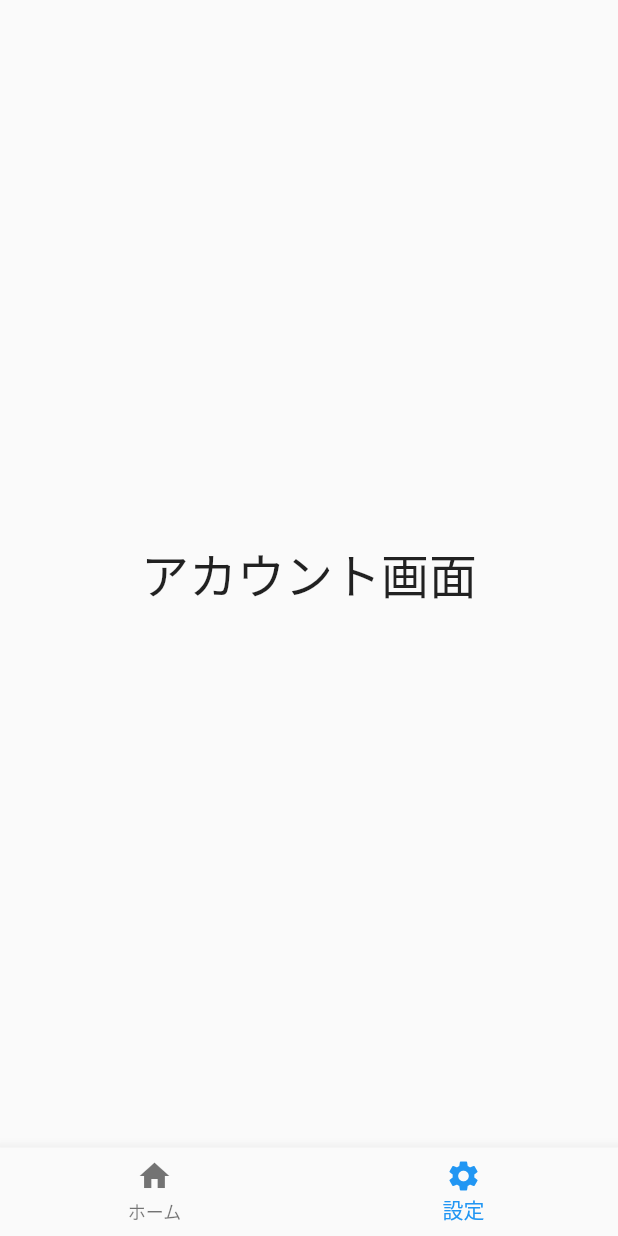
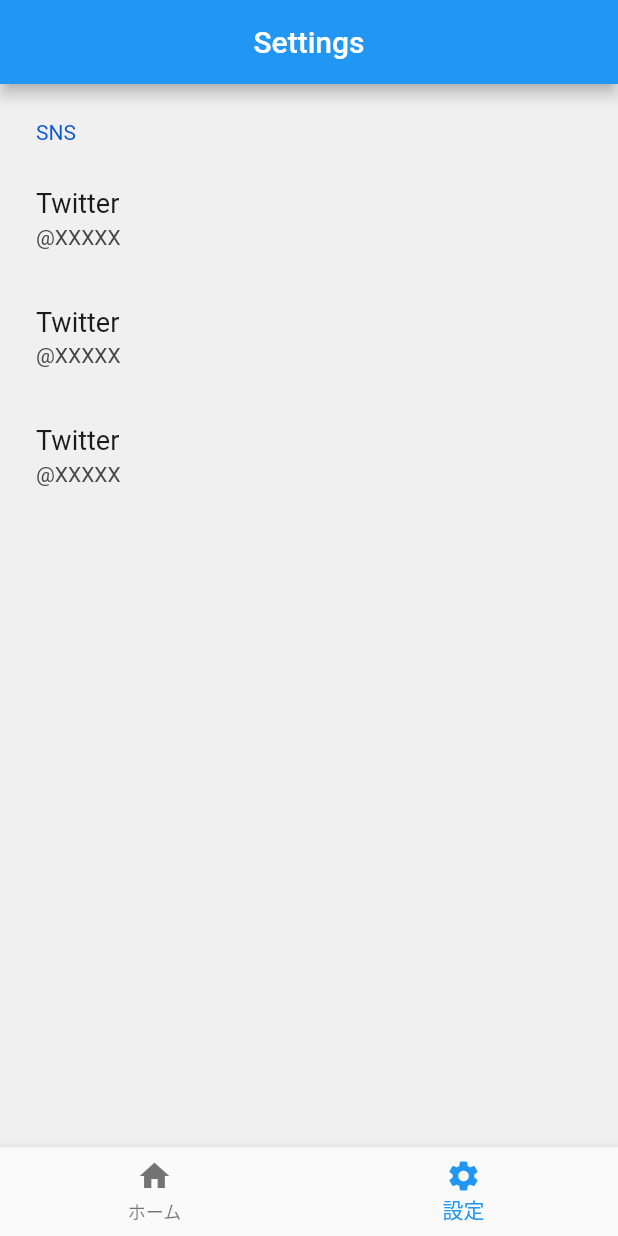
Before and after one commit to Moapp-KimuraYuta/j_button, a Flutter app: the screen it shows after launch, item 2 of the bottom bar chosen, on a phone screen of 412 x 824 dp. Run offline on Flutter 3.47's test engine with Material 2 defaults, Android fonts, the phone set to English and light mode, and no system bars; drawn by our look-alikes of settings_ui.

Commit message:
設定画面を作成開始 基礎だけ構築

```diff
--- a/lib/src/screens/setting.dart
+++ b/lib/src/screens/setting.dart
@@ -1,12 +1,38 @@
+import 'package:flutter/cupertino.dart';
 import 'package:flutter/material.dart';
+import 'package:settings_ui/settings_ui.dart';
 
 class SettingScreen extends StatelessWidget {
   const SettingScreen({Key? key}) : super(key: key);
 
   @override
   Widget build(BuildContext context) {
-    return const Scaffold(
-      body: Center(child: Text('アカウント画面', style: TextStyle(fontSize: 32.0))),
+    return Scaffold(
+      appBar: AppBar(
+        title: const Text('Settings'),
+        centerTitle: true,
+      ),
+      body: SettingsList(
+        sections: [
+          SettingsSection(
+            title: Text('SNS'),
+            tiles: <SettingsTile>[
+              SettingsTile.navigation(
+                title: Text('Twitter'),
+                value: Text('@XXXXX'),
+              ),
+              SettingsTile.navigation(
+                title: Text('Twitter'),
+                value: Text('@XXXXX'),
+              ),
+              SettingsTile.navigation(
+                title: Text('Twitter'),
+                value: Text('@XXXXX'),
+              ),
+            ],
+          ),
+        ],
+      ),
     );
   }
 }
--- a/pubspec.yaml
+++ b/pubspec.yaml
@@ -34,6 +34,7 @@
   # The following adds the Cupertino Icons font to your application.
   # Use with the CupertinoIcons class for iOS style icons.
   cupertino_icons: ^1.0.2
+  settings_ui: ^2.0.2
 
 dev_dependencies:
   flutter_test:
```
Also changed, not shown: pubspec.lock.
